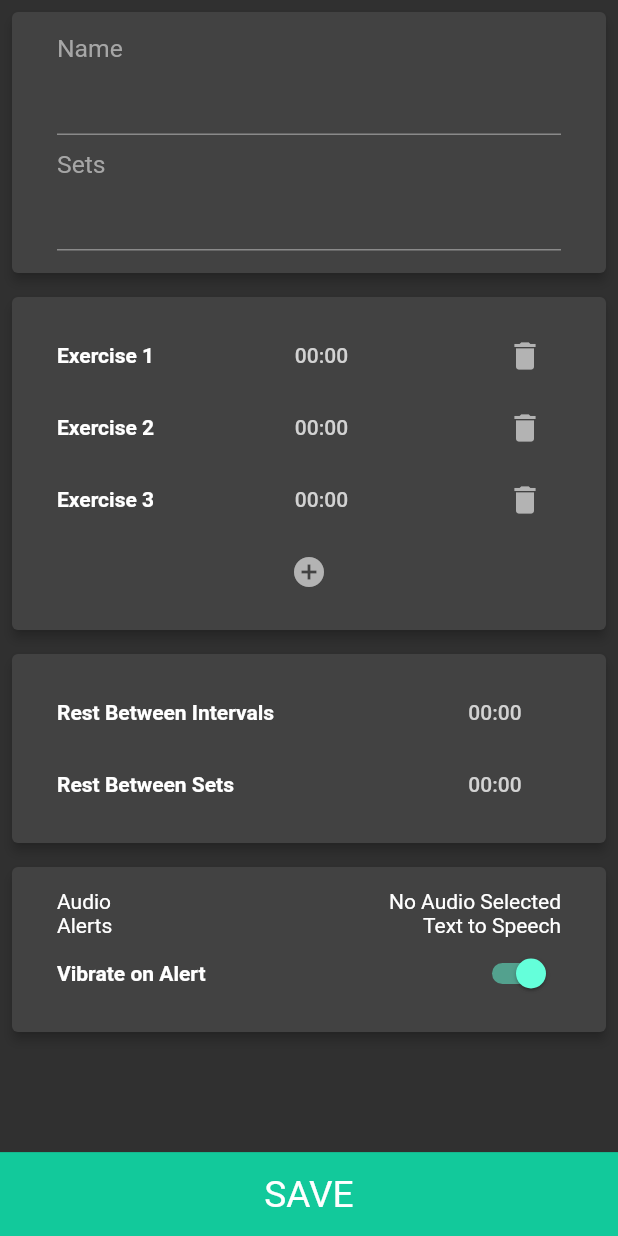
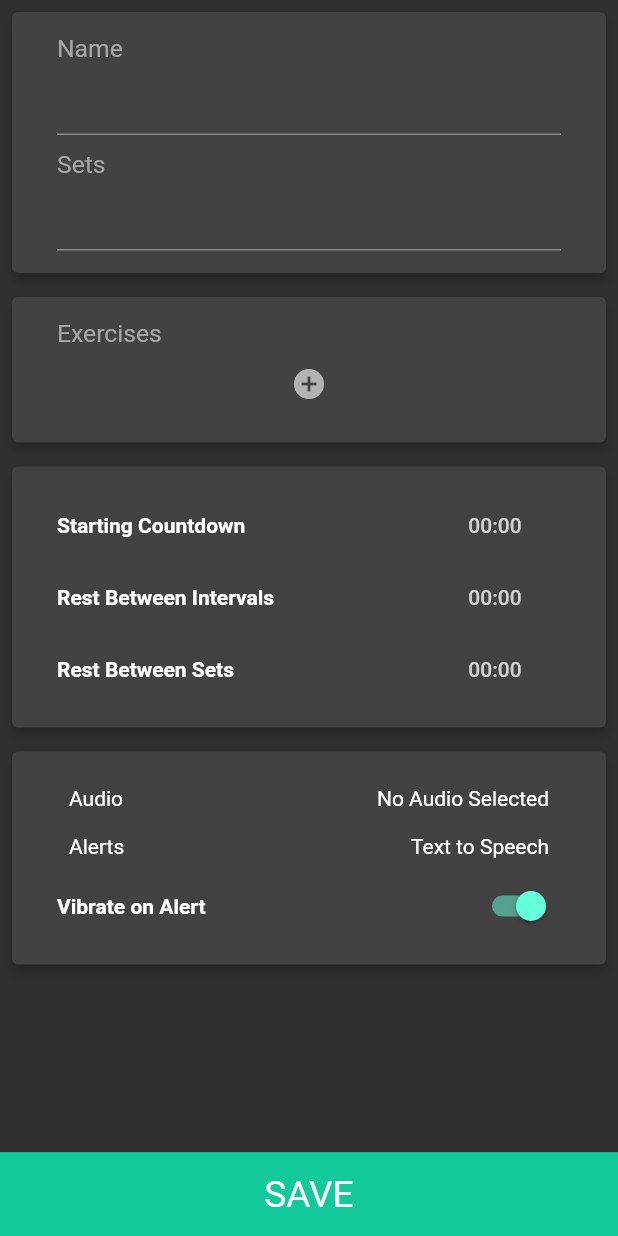
Before and after one commit to vvarunkumar/interval_timer, a Flutter app: the InputScreen screen opened directly, after a tap on the "add circle" icon, on a phone screen of 412 x 824 dp. Run offline on Flutter 3.47's test engine with Material 2 defaults, Android fonts, the phone set to English and light mode, and no system bars; missing offline and left inert: screen.

Commit message:
week2 end

```diff
--- a/lib/screens/input_screen/input_screen.dart
+++ b/lib/screens/input_screen/input_screen.dart
@@ -3,6 +3,8 @@ import 'package:interval_timer/components/reusable_card.dart';
 import 'package:interval_timer/screens/input_screen/row_data.dart';
 import 'package:interval_timer/constants.dart';
 import 'package:interval_timer/screens/timer_screen.dart';
+
+enum currentRow { setRest, intervalRest, startCountdown, exerciseTime }
 
 class InputScreen extends StatefulWidget {
   @override
@@ -13,9 +15,50 @@ class _InputScreenState extends State<InputScreen> {
   final _name = TextEditingController();
   final _noOfSets = TextEditingController();
 
-  Duration _exTime1;
-  Duration _exTime2;
-  Duration _exTime3;
+  TimerData _timerData;
+  ExerciseData _exerciseData = ExerciseData();
+
+  bool _validateName = false;
+  bool _validateSets = false;
+
+  Duration _intervalRestDuration = Duration(seconds: 0);
+  Duration _setRestDuration = Duration(seconds: 0);
+  Duration _startCountdownDuration = Duration(seconds: 3);
+
+  void durationPickerDialogue(
+      {BuildContext context,
+      currentRow rowName,
+      int index,
+      Duration initialDuration}) {
+    showDialog<Duration>(
+      context: context,
+      builder: (BuildContext context) {
+        return DurationPickerDialog(
+          initialDuration: initialDuration,
+          title: Text('Rest Duration'),
+        );
+      },
+    ).then((delay) {
+      if (delay == null) return;
+      setState(() {
+        if (rowName == currentRow.intervalRest)
+          _intervalRestDuration = delay;
+        else if (rowName == currentRow.setRest)
+          _setRestDuration = delay;
+        else if (rowName == currentRow.startCountdown)
+          _startCountdownDuration = delay;
+        else
+          _exerciseData.exerciseDataList[index].duration = delay;
+      });
+    });
+  }
+
+  @override
+  void initState() {
+    // TODO: implement initState
+    super.initState();
+    _timerData = defaultTimerData;
+  }
 
   @override
   Widget build(BuildContext context) {
@@ -45,6 +88,10 @@ class _InputScreenState extends State<InputScreen> {
                         ),
                         TextField(
                           controller: _name,
+                          decoration: InputDecoration(
+                            errorText:
+                                _validateName ? 'Name can\'t be empty' : null,
+                          ),
                         ),
                         SizedBox(
                           height: 10.0,
@@ -59,27 +106,51 @@ class _InputScreenState extends State<InputScreen> {
                         TextField(
                           controller: _noOfSets,
                           keyboardType: TextInputType.number,
+                          decoration: InputDecoration(
+                            errorText: _validateSets
+                                ? 'No of Sets can\'t be empty'
+                                : null,
+                          ),
                         ),
                       ],
                     ),
                   ),
                   CustomCard(
                     child: Column(
+                      crossAxisAlignment: CrossAxisAlignment.start,
                       children: <Widget>[
-                        ExerciseRowData(
-                          name: 'Exercise 1',
-                          duration: Duration(seconds: 0),
-                          onPress: () {},
+                        Text(
+                          'Exercises',
+                          style: TextStyle(
+                            color: Color(0xFFA6A6A6),
+                            fontSize: deviceHeight * 0.02,
                           ),
-                        ExerciseRowData(
-                          name: 'Exercise 2',
-                          duration: Duration(seconds: 0),
-                          onPress: () {},
                         ),
-                        ExerciseRowData(
-                          name: 'Exercise 3',
-                          duration: Duration(seconds: 0),
-                          onPress: () {},
+                        ListView.builder(
+                          shrinkWrap: true,
+                          itemBuilder: (context, index) {
+                            return ExerciseRowData(
+                              name: _exerciseData.exerciseDataList[index].name,
+                              duration: _exerciseData
+                                  .exerciseDataList[index].duration,
+                              onPress: () {
+                                setState(() {
+                                  durationPickerDialogue(
+                                      context: context,
+                                      index: index,
+                                      initialDuration: _exerciseData
+                                          .exerciseDataList[index].duration);
+                                });
+                              },
+                              onDelete: () {
+                                setState(() {
+                                  _exerciseData.deleteExerciseData(
+                                      _exerciseData.exerciseDataList[index]);
+                                });
+                              },
+                            );
+                          },
+                          itemCount: _exerciseData.exerciseDataList.length,
                         ),
                         Center(
                           child: IconButton(
@@ -87,7 +158,14 @@ class _InputScreenState extends State<InputScreen> {
                               Icons.add_circle,
                               color: Color(0xFFB3B3B3),
                             ),
-                            onPressed: () {},
+                            onPressed: () {
+                              setState(() {
+                                _exerciseData.addExerciseData(ExerciseDetails(
+                                  name: 'Exercise ${_exerciseData.listSize}',
+                                  duration: Duration(seconds: 0),
+                                ));
+                              });
+                            },
                           ),
                         )
                       ],
@@ -97,10 +175,36 @@ class _InputScreenState extends State<InputScreen> {
                     child: Column(
                       children: <Widget>[
                         RowData(
+                          text: 'Starting Countdown',
+                          duration: _startCountdownDuration,
+                          onPress: () {
+                            durationPickerDialogue(
+                              context: context,
+                              rowName: currentRow.startCountdown,
+                              initialDuration: _startCountdownDuration,
+                            );
+                          },
+                        ),
+                        RowData(
                           text: 'Rest Between Intervals',
+                          duration: _intervalRestDuration,
+                          onPress: () {
+                            durationPickerDialogue(
+                              context: context,
+                              rowName: currentRow.intervalRest,
+                              initialDuration: _intervalRestDuration,
+                            );
+                          },
                         ),
                         RowData(
                           text: 'Rest Between Sets',
+                          duration: _setRestDuration,
+                          onPress: () {
+                            durationPickerDialogue(
+                                context: context,
+                                rowName: currentRow.setRest,
+                                initialDuration: _setRestDuration);
+                          },
                         ),
                       ],
                     ),
@@ -109,19 +213,25 @@ class _InputScreenState extends State<InputScreen> {
                     child: Column(
                       mainAxisAlignment: MainAxisAlignment.spaceEvenly,
                       children: <Widget>[
-                        Row(
+                        Padding(
+                          padding: const EdgeInsets.all(8.0),
+                          child: Row(
                             mainAxisAlignment: MainAxisAlignment.spaceBetween,
                             children: <Widget>[
                               Text('Audio'),
                               Text('No Audio Selected'),
                             ],
                           ),
-                        Row(
+                        ),
+                        Padding(
+                          padding: const EdgeInsets.all(8.0),
+                          child: Row(
                             mainAxisAlignment: MainAxisAlignment.spaceBetween,
                             children: <Widget>[
                               Text('Alerts'),
                               Text('Text to Speech'),
                             ],
+                          ),
                         ),
                         Row(
                           mainAxisAlignment: MainAxisAlignment.spaceBetween,
@@ -149,8 +259,39 @@ class _InputScreenState extends State<InputScreen> {
               width: double.infinity,
               child: GestureDetector(
                 onTap: () {
-                  Navigator.push(context,
-                      MaterialPageRoute(builder: (context) => TimerScreen()));
+                  print("Button Pressed");
+                  setState(() {
+                    _name.text.isEmpty
+                        ? _validateName = true
+                        : _validateName = false;
+                    _noOfSets.text.isEmpty
+                        ? _validateSets = true
+                        : _validateSets = false;
+                  });
+
+                  if (_validateName == true || _validateSets == true) return;
+
+                  _timerData.sets = int.parse(_noOfSets.text);
+                  _timerData.exerciseCount = _exerciseData.listSize;
+                  _timerData.startDelay = _startCountdownDuration;
+                  _timerData.restSets = _setRestDuration;
+                  _timerData.restIntervals = _intervalRestDuration;
+
+                  List<Duration> _exerciseList = [];
+
+                  for (var value in _exerciseData.exerciseDataList) {
+                    _exerciseList.add(value.duration);
+                    print(value.duration);
+                  }
+
+                  _timerData.exerciseList = _exerciseList;
+
+                  Navigator.push(
+                      context,
+                      MaterialPageRoute(
+                          builder: (context) => TimerScreen(
+                                timerData: _timerData,
+                              )));
                 },
                 child: Container(
                   child: Center(
```
Lines whose indentation alone changed are shown as unchanged.
